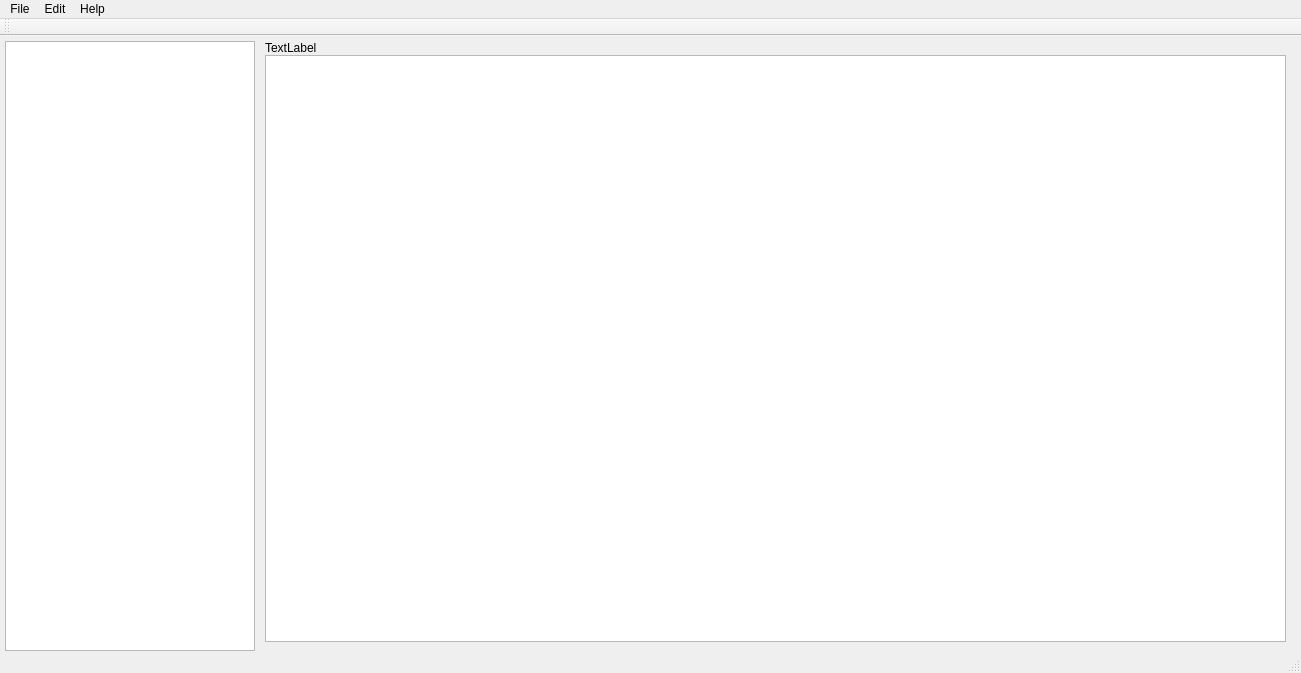
First picture: the form in mainwindow.ui, repository cyt574/MediaLibrary, before the edit.
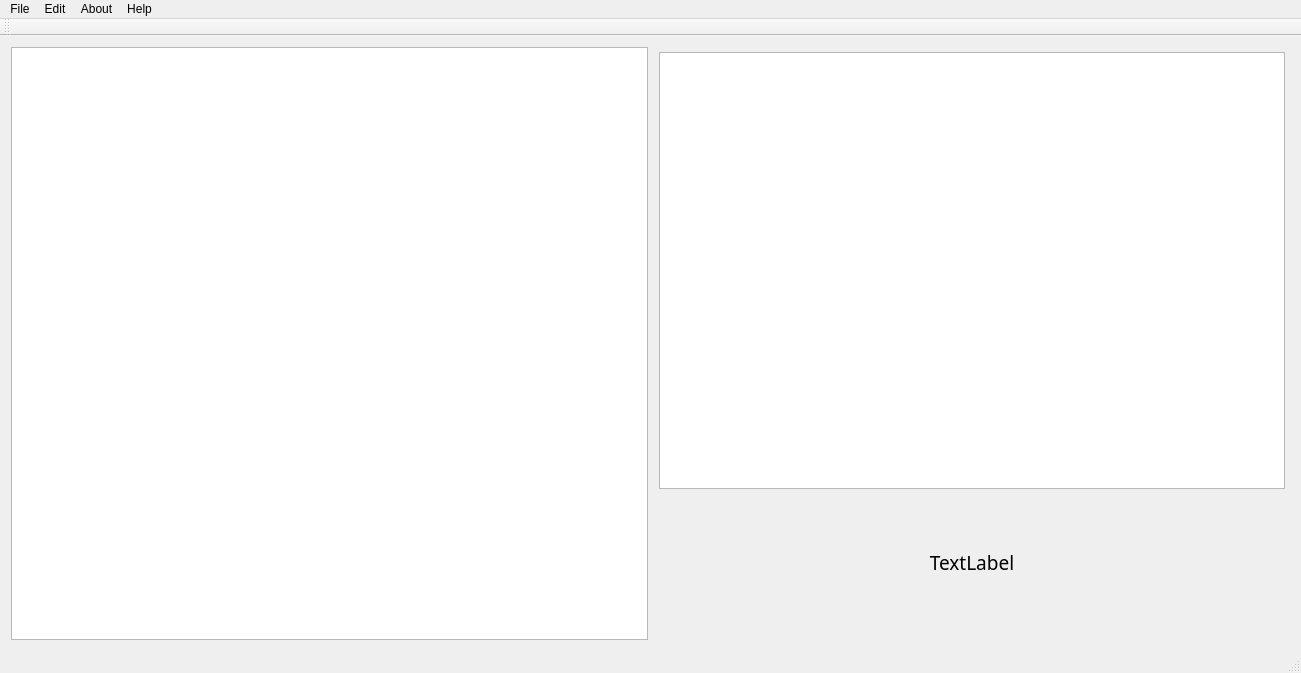
Second picture: the form after the edit.

What changed in the file:
```diff
--- a/mainwindow.ui
+++ b/mainwindow.ui
@@ -14,59 +14,78 @@
    <string>MediaLibrary</string>
   </property>
   <widget class="QWidget" name="centralWidget">
+   <property name="sizePolicy">
+    <sizepolicy hsizetype="Expanding" vsizetype="Expanding">
+     <horstretch>1</horstretch>
+     <verstretch>1</verstretch>
+    </sizepolicy>
+   </property>
+   <layout class="QGridLayout" name="gridLayout">
+    <item row="0" column="0">
+     <layout class="QVBoxLayout" name="verticalLayout_2">
+      <item>
    <widget class="QTreeView" name="MediaTree">
-    <property name="geometry">
-     <rect>
-      <x>5</x>
-      <y>5</y>
-      <width>250</width>
-      <height>610</height>
-     </rect>
-    </property>
     <property name="sizePolicy">
-     <sizepolicy hsizetype="Preferred" vsizetype="Expanding">
+         <sizepolicy hsizetype="Expanding" vsizetype="Expanding">
       <horstretch>0</horstretch>
       <verstretch>0</verstretch>
      </sizepolicy>
     </property>
-   </widget>
-   <widget class="QWidget" name="verticalLayoutWidget">
-    <property name="geometry">
-     <rect>
-      <x>260</x>
-      <y>0</y>
-      <width>1031</width>
-      <height>611</height>
-     </rect>
-    </property>
+        <property name="font">
+         <font>
+          <pointsize>9</pointsize>
+         </font>
+        </property>
+       </widget>
+      </item>
+     </layout>
+    </item>
+    <item row="0" column="1">
     <layout class="QVBoxLayout" name="verticalLayout">
      <property name="spacing">
       <number>0</number>
      </property>
-     <property name="leftMargin">
+      <property name="margin">
       <number>5</number>
      </property>
-     <property name="topMargin">
-      <number>5</number>
-     </property>
-     <property name="rightMargin">
-      <number>5</number>
-     </property>
-     <property name="bottomMargin">
-      <number>5</number>
-     </property>
-     <item>
-      <widget class="QLabel" name="Image">
+      <item>
+       <widget class="QGraphicsView" name="ImageView">
+        <property name="sizePolicy">
+         <sizepolicy hsizetype="Expanding" vsizetype="Expanding">
+          <horstretch>0</horstretch>
+          <verstretch>3</verstretch>
+         </sizepolicy>
+        </property>
+       </widget>
+      </item>
+      <item>
+       <widget class="QLabel" name="TitleLabel">
+        <property name="sizePolicy">
+         <sizepolicy hsizetype="Expanding" vsizetype="Expanding">
+          <horstretch>0</horstretch>
+          <verstretch>1</verstretch>
+         </sizepolicy>
+        </property>
+        <property name="font">
+         <font>
+          <family>宋体</family>
+          <pointsize>14</pointsize>
+         </font>
+        </property>
+        <property name="layoutDirection">
+         <enum>Qt::LeftToRight</enum>
+        </property>
        <property name="text">
         <string>TextLabel</string>
        </property>
-      </widget>
-     </item>
-     <item>
-      <widget class="QTextEdit" name="Title"/>
-     </item>
-    </layout>
-   </widget>
+        <property name="alignment">
+         <set>Qt::AlignCenter</set>
+        </property>
+       </widget>
+      </item>
+     </layout>
+    </item>
+   </layout>
   </widget>
   <widget class="QMenuBar" name="menuBar">
    <property name="geometry">
@@ -94,8 +113,14 @@
      <string>Help</string>
     </property>
    </widget>
+   <widget class="QMenu" name="menuAbout">
+    <property name="title">
+     <string>About</string>
+    </property>
+   </widget>
    <addaction name="menuMediaLibrary"/>
    <addaction name="menuEdit"/>
+   <addaction name="menuAbout"/>
    <addaction name="menuHelp"/>
   </widget>
   <widget class="QToolBar" name="mainToolBar">
```
Lines whose indentation alone changed are shown as unchanged.
